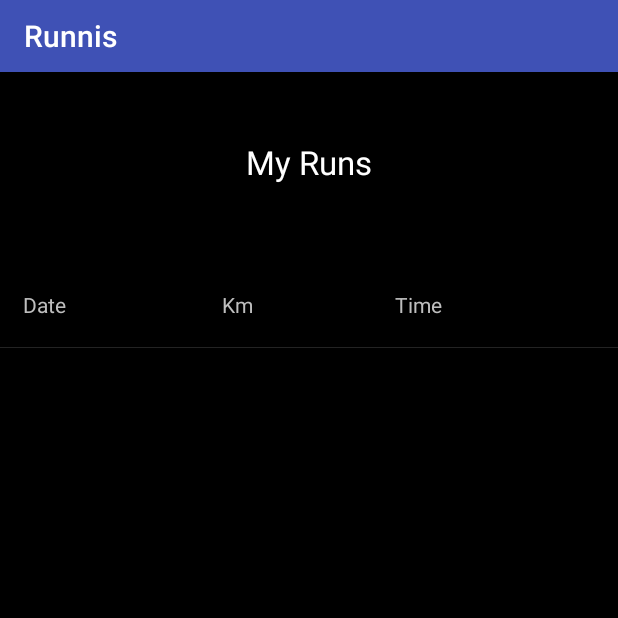
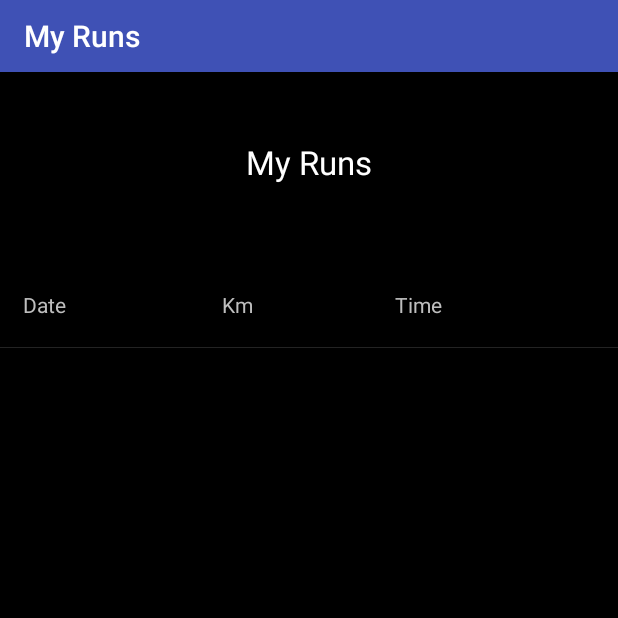
Before and after one commit to JoKraken/SBMA_FinalProject, an Android app: the screen it shows after launch (MainActivity), item 2 of the bottom bar chosen, on a phone screen of 412 x 824 dp, the top half of it. Run offline under Robolectric (Android 15) with nearby library versions, the phone set to English and light mode, and no system bars; our stand-ins replace Room's generated code.

Commit message:
add change label

```diff
--- a/app/src/main/java/com/example/johanna/runis/MainActivity.kt
+++ b/app/src/main/java/com/example/johanna/runis/MainActivity.kt
@@ -120,6 +120,7 @@ class MainActivity : AppCompatActivity(), FragmentNewRun.FragmentNewRunListener,
                 }else{
                     fragment = FragmentHome()
                 }
+                getSupportActionBar()!!.setTitle(R.string.title_home)
                 addFragment(fragment)
                 return@OnNavigationItemSelectedListener true
             }
@@ -134,10 +135,12 @@ class MainActivity : AppCompatActivity(), FragmentNewRun.FragmentNewRunListener,
                     Toast.makeText(this@MainActivity, "ListViewRuns == null: "+runs.toString(), Toast.LENGTH_SHORT).show()
                 }
 
+                getSupportActionBar()!!.setTitle(R.string.title_myRunns)
                 addFragment(fragment)
                 return@OnNavigationItemSelectedListener true
             }
             R.id.navigation_settings -> {
+                getSupportActionBar()!!.setTitle(R.string.title_setting)
                 addFragment(FragmentSettings())
                 return@OnNavigationItemSelectedListener true
             }
@@ -149,6 +152,7 @@ class MainActivity : AppCompatActivity(), FragmentNewRun.FragmentNewRunListener,
         super.onCreate(savedInstanceState)
         setNewTheme()
         setContentView(R.layout.activity_main)
+        getSupportActionBar()!!.setTitle(R.string.title_home)
 
         content = findViewById<FrameLayout>(R.id.fragment_container) as FrameLayout
         navigation = findViewById<BottomNavigationView>(R.id.navigation) as BottomNavigationView
@@ -234,6 +238,7 @@ class MainActivity : AppCompatActivity(), FragmentNewRun.FragmentNewRunListener,
         bundle.putStringArray("details", array)
         var fragment = FragmentRunDetails()
         fragment.setArguments(bundle)
+        getSupportActionBar()!!.setTitle(R.string.title_runDetails)
         addFragment(fragment)
     }
 
--- a/app/src/main/res/values/strings.xml
+++ b/app/src/main/res/values/strings.xml
@@ -26,4 +26,5 @@
         - Connected devices are shown on the list with ***.\n
         - Clicking on connected device will show device info.\n
         - Long click on connected device will disconnect.</string>
+    <string name="title_runDetails">details</string>
 </resources>
```
